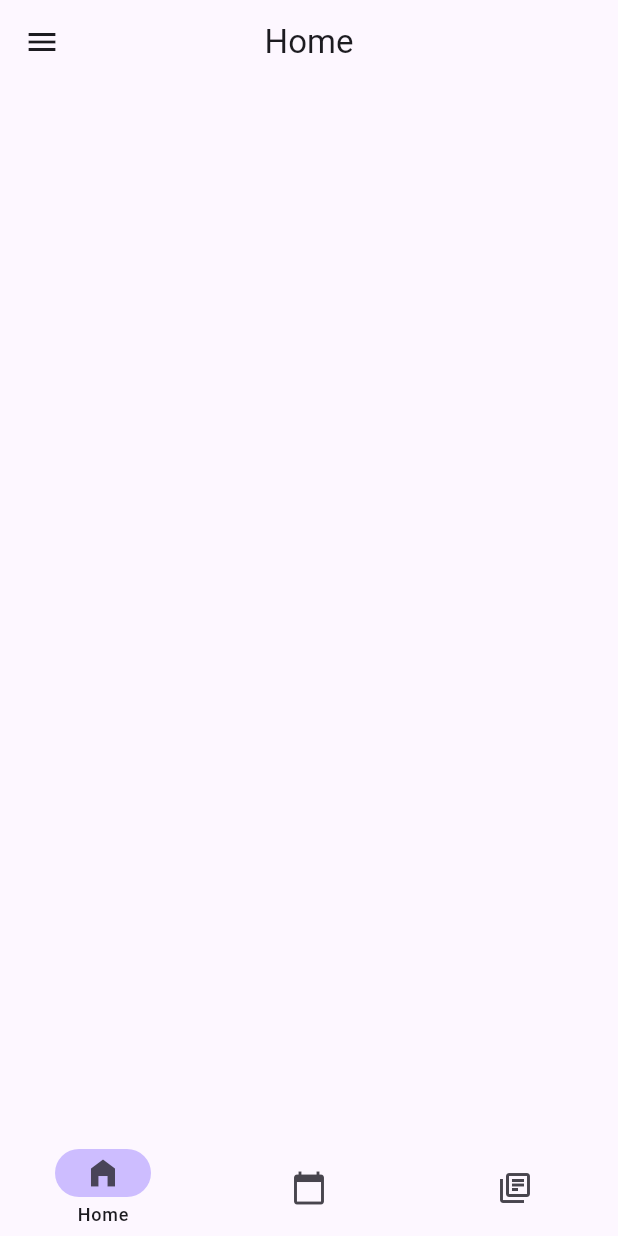
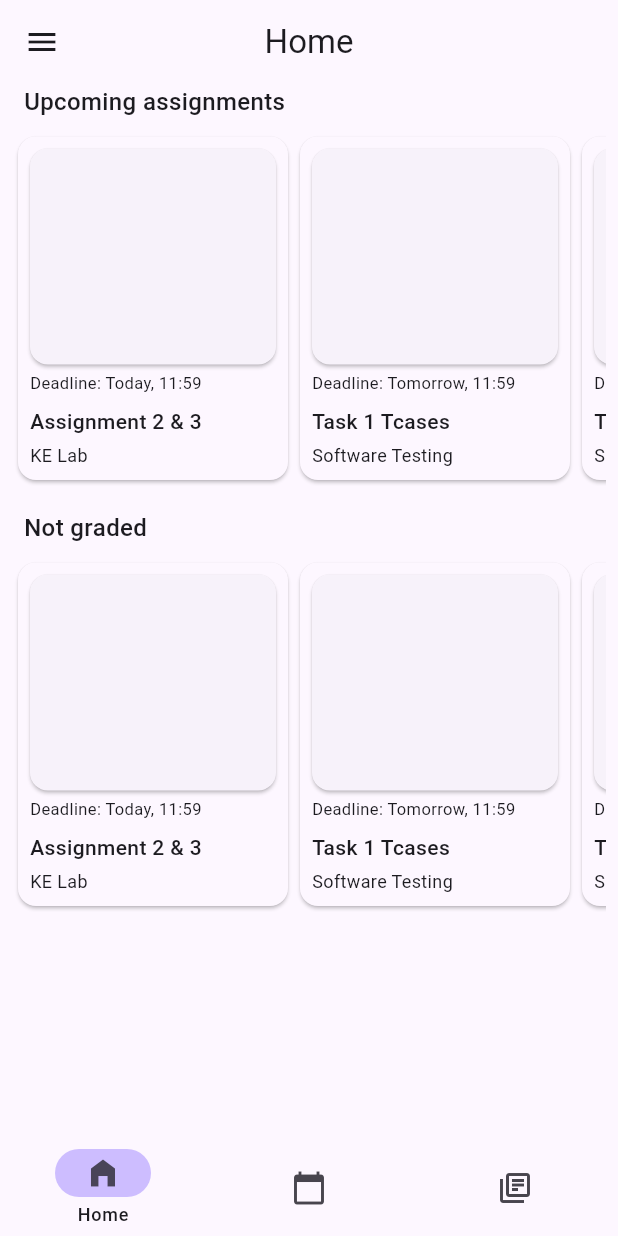
Before and after one commit to agxpro-z/classnet, a Flutter app: the screen it shows once a user with an empty profile is signed in, on a phone screen of 412 x 824 dp. Run offline on Flutter 3.47's test engine with Material 3 defaults, Android fonts, the phone set to English and light mode, and no system bars; our stand-ins replace firebase_auth, firebase_core; accounts and stored records are empty; generated files the repository leaves out were written again; network calls fail.

Commit message:
Add assignment card to show assignments in the home page.
Signed-off-by: AnkitGourav <Ankitgourav035@gmail.com>

```diff
--- /dev/null
+++ b/lib/app/components/assignment_card.dart
@@ -0,0 +1,65 @@
+import 'package:flutter/material.dart';
+
+import '../../res/values/strings.dart';
+
+class AssignmentCard extends StatelessWidget {
+  const AssignmentCard({
+    super.key,
+    required this.deadline,
+    required this.title,
+    required this.subject,
+  });
+
+  final String deadline;
+  final String title;
+  final String subject;
+
+  @override
+  Widget build(BuildContext context) {
+    final theme = Theme.of(context);
+
+    return Card(
+      color: theme.colorScheme.background,
+      child: Padding(
+        padding: const EdgeInsets.all(8.0),
+        child: Column(
+          crossAxisAlignment: CrossAxisAlignment.start,
+          children: [
+            const Card(
+              margin: EdgeInsets.all(0.0),
+              child: SizedBox(
+                height: 144,
+                width: 164,
+              ),
+            ),
+            const SizedBox(height: 4.0),
+            Text(
+              Strings.deadline + deadline,
+              style: TextStyle(
+                fontSize: theme.textTheme.labelSmall?.fontSize
+              ),
+            ),
+            const SizedBox(height: 8.0),
+            SizedBox(
+              width: 164,
+              child: Text(
+                title,
+                style: TextStyle(
+                  fontSize: theme.textTheme.titleSmall?.fontSize,
+                  fontWeight: FontWeight.w500,
+                ),
+              ),
+            ),
+            const SizedBox(height: 4.0),
+            Text(
+              subject,
+              style: TextStyle(
+                  fontSize: theme.textTheme.bodySmall?.fontSize
+              ),
+            ),
+          ],
+        ),
+      ),
+    );
+  }
+}
--- a/lib/app/pages/home_page.dart
+++ b/lib/app/pages/home_page.dart
@@ -1,7 +1,9 @@
+import 'package:flutter/cupertino.dart';
 import 'package:flutter/material.dart';
 
 import '../../res/values/strings.dart';
 import '../auth/auth.dart';
+import '../components/assignment_card.dart';
 
 class HomePage extends StatefulWidget {
   const HomePage({super.key});
@@ -84,6 +86,93 @@ class _HomePageState extends State<HomePage> {
         },
         indicatorColor: theme.colorScheme.inversePrimary,
       ),
+      body: Padding(
+        padding: const EdgeInsets.symmetric(horizontal: 8.0),
+        child: SingleChildScrollView(
+          child: Column(
+            crossAxisAlignment: CrossAxisAlignment.start,
+            children: <Widget>[
+              Padding(
+                padding: const EdgeInsets.only(left: 8.0),
+                child: Text(
+                  Strings.upcomingAssignments,
+                  style: TextStyle(
+                    fontWeight: FontWeight.w500,
+                    fontSize: theme.textTheme.titleMedium?.fontSize
+                  ),
+                ),
+              ),
+              const SizedBox(height: 8.0),
+              const SingleChildScrollView(
+                scrollDirection: Axis.horizontal,
+                child: Row(
+                  children: <Widget>[
+                    AssignmentCard(
+                      deadline: "Today, 11:59",
+                      title: "Assignment 2 & 3",
+                      subject: "KE Lab",
+                    ),
+                    AssignmentCard(
+                      deadline: "Tomorrow, 11:59",
+                      title: "Task 1 Tcases",
+                      subject: "Software Testing",
+                    ),
+                    AssignmentCard(
+                      deadline: "Tomorrow, 11:59",
+                      title: "Task 1 Tcases",
+                      subject: "Software Testing",
+                    ),
+                    AssignmentCard(
+                      deadline: "Tomorrow, 11:59",
+                      title: "Task 1 Tcases",
+                      subject: "Software Testing",
+                    ),
+                  ],
+                ),
+              ),
+              const SizedBox(height: 16.0),
+              Padding(
+                padding: const EdgeInsets.only(left: 8.0),
+                child: Text(
+                  Strings.notGradedAssignments,
+                  style: TextStyle(
+                      fontWeight: FontWeight.w500,
+                      fontSize: theme.textTheme.titleMedium?.fontSize
+                  ),
+                ),
+              ),
+              const SizedBox(height: 8.0),
+              const SingleChildScrollView(
+                scrollDirection: Axis.horizontal,
+                child: Row(
+                  children: <Widget>[
+                    AssignmentCard(
+                      deadline: "Today, 11:59",
+                      title: "Assignment 2 & 3",
+                      subject: "KE Lab",
+                    ),
+                    AssignmentCard(
+                      deadline: "Tomorrow, 11:59",
+                      title: "Task 1 Tcases",
+                      subject: "Software Testing",
+                    ),
+                    AssignmentCard(
+                      deadline: "Tomorrow, 11:59",
+                      title: "Task 1 Tcases",
+                      subject: "Software Testing",
+                    ),
+                    AssignmentCard(
+                      deadline: "Tomorrow, 11:59",
+                      title: "Task 1 Tcases",
+                      subject: "Software Testing",
+                    ),
+                  ],
+                ),
+              ),
+            ],
+          ),
+        ),
+      ),
     );
   }
 }
--- a/lib/res/values/strings.dart
+++ b/lib/res/values/strings.dart
@@ -21,6 +21,8 @@ class Strings {
 
   // Home
   static const String home = "Home";
+  static const String upcomingAssignments = "Upcoming assignments";
+  static const String notGradedAssignments = "Not graded";
 
   // Tasks
   static const String tasks = "Tasks";
@@ -31,4 +33,7 @@ class Strings {
   // User
   static const invalidUser = "Invalid user";
   static const invalidEmail = "Invalid e-mail";
+
+  // Assignment card
+  static const deadline = "Deadline: ";
 }
```
